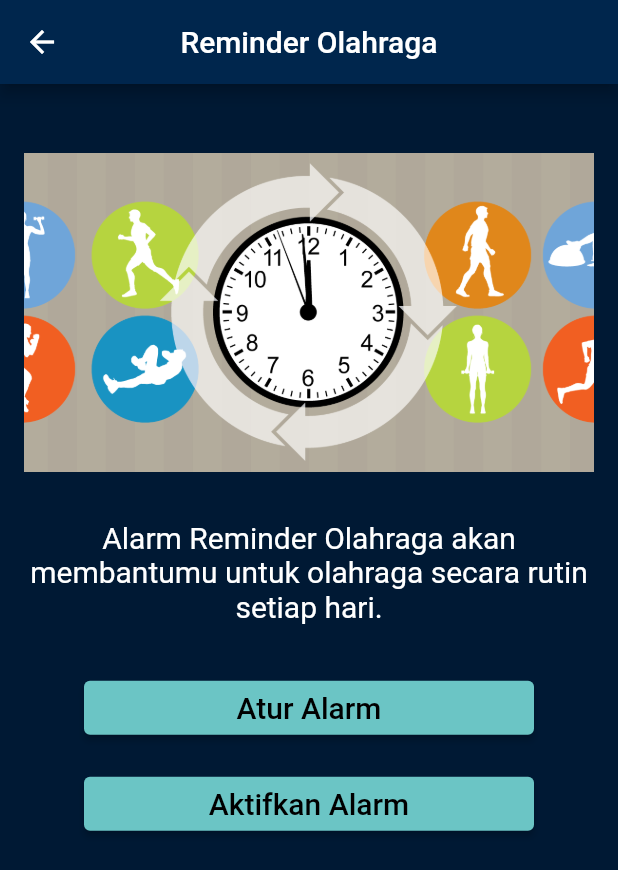
After one commit to c14190036/Proyek-AMBW-FitAtHome, a Flutter app: the screen it shows once a user with an empty profile is signed in, after a tap on the "alarm add" icon, on a phone screen of 412 x 824 dp. The commit adds this screen. Shown: the top 870 px of the screen. Run offline on Flutter 3.47's test engine with Material 2 defaults, Android fonts, the phone set to English and light mode, and no system bars; our stand-ins replace assets_audio_player, cloud_firestore, firebase_auth, firebase_core, flutter_countdown_timer, youtube_player_flutter; missing offline and left inert: flutter_alarm_clock; accounts and stored records are empty; network calls fail.

Commit message:
UPDATE ALARM

```diff
--- /dev/null
+++ b/fitathome/lib/alarm.dart
@@ -0,0 +1,106 @@
+import 'package:flutter/material.dart';
+import 'package:flutter/src/widgets/framework.dart';
+import 'package:flutter/src/foundation/key.dart';
+import 'package:flutter_alarm_clock/flutter_alarm_clock.dart';
+
+void main() {
+  runApp(const alarm());
+}
+
+class alarm extends StatefulWidget {
+  const alarm({Key? key}) : super(key: key);
+
+  @override
+  State<alarm> createState() => _alarmState();
+}
+
+class _alarmState extends State<alarm> {
+  TextEditingController jamController = TextEditingController();
+  TextEditingController menitController = TextEditingController();
+  int jam = 0;
+  int menit = 0;
+  TimeOfDay _time = TimeOfDay.now();
+  late TimeOfDay picked;
+
+  Future<Null> selectTime(BuildContext context) async {
+    picked = (await showTimePicker(
+      context: context,
+      initialTime: _time,
+    ))!;
+    setState(() {
+      _time = picked;
+      String j = _time.hour.toString();
+      String m = _time.minute.toString();
+      jam = int.parse(j);
+      menit = int.parse(m);
+      print(picked);
+    });
+  }
+
+  @override
+  void initState() {
+    super.initState();
+  }
+
+  @override
+  Widget build(BuildContext context) {
+    return Scaffold(
+      appBar: AppBar(
+        backgroundColor: Color(0xff00264d),
+        title: Text("Reminder Olahraga"),
+        centerTitle: true,
+      ),
+      body: Center(
+        child: Column(
+          children: <Widget>[
+            SizedBox(height: 30),
+            Column(
+              mainAxisAlignment: MainAxisAlignment.center,
+              children: [
+                Container(
+                    padding: EdgeInsets.all(16),
+                    child: Image.asset('assets/picforalarm.png')),
+                Container(
+                  padding: EdgeInsets.all(16),
+                  child: Text(
+                    "Alarm Reminder Olahraga akan membantumu untuk olahraga secara rutin setiap hari.",
+                    style: TextStyle(color: Colors.white, fontSize: 20),
+                    textAlign: TextAlign.center,
+                  ),
+                ),
+                Container(
+                  width: 300,
+                  padding: EdgeInsets.only(top: 16),
+                  child: ElevatedButton(
+                    onPressed: () {
+                      selectTime(context);
+                    },
+                    child: Text(
+                      "Atur Alarm",
+                      style: TextStyle(fontSize: 20, color: Colors.black),
+                    ),
+                  ),
+                ),
+                Container(
+                  padding: EdgeInsets.only(top: 16),
+                  width: 300,
+                  child: ElevatedButton(
+                    child: Text(
+                      'Aktifkan Alarm',
+                      style: TextStyle(fontSize: 20, color: Colors.black),
+                    ),
+                    onPressed: () {
+                      FlutterAlarmClock.createAlarm(jam, menit,
+                          title: "Waktunya Olahraga");
+                      Navigator.pop(context);
+                    },
+                  ),
+                ),
+              ],
+            ),
+          ],
+        ),
+      ),
+    );
+  }
+}
--- a/fitathome/lib/pages/HomePage.dart
+++ b/fitathome/lib/pages/HomePage.dart
@@ -1,3 +1,6 @@
+import 'dart:async';
+
+import 'package:fitathome/alarm.dart';
 import 'package:fitathome/pilihor.dart';
 import 'package:flutter/material.dart';
 //import 'package:carousel_slider/carousel_slider.dart';
@@ -17,12 +20,35 @@ class _HomePageState extends State<HomePage> {
         backgroundColor: Color(0xff00264d),
         title: Text("Home"),
         centerTitle: true,
+        actions: <Widget>[
+          Padding(
+            padding: EdgeInsets.only(right: 8.0),
+            child: GestureDetector(
+              onTap: () {
+                Navigator.push(context,
+                        MaterialPageRoute(builder: (context) => alarm()))
+                    .then(onGoBack);
+              },
+              child: IconButton(
+                icon: Icon(
+                  Icons.alarm_add_outlined,
+                  color: Colors.white,
+                ),
+                onPressed: () {
+                  Navigator.push(context,
+                      MaterialPageRoute(builder: (context) => alarm()));
+                },
+              ),
+            ),
+          )
+        ],
       ),
       body: Column(
         crossAxisAlignment: CrossAxisAlignment.stretch,
         children: [
           Container(
-              height: 200, width: 200,
+              height: 200,
+              width: 200,
               padding: EdgeInsets.all(16),
               child: Image.asset('assets/logo_v3.png')),
           Container(
@@ -39,17 +65,26 @@ class _HomePageState extends State<HomePage> {
           Container(
             padding: EdgeInsets.fromLTRB(16, 16, 16, 0),
             child: ElevatedButton(
-              style: ElevatedButton.styleFrom(
-                primary: Color(0xff6bc5c5)
-              ),
+                style: ElevatedButton.styleFrom(primary: Color(0xff6bc5c5)),
                 onPressed: () {
                   Navigator.push(context,
                       MaterialPageRoute(builder: (context) => PilihOlahraga()));
                 },
-                child: Text("START", style: TextStyle(color: Colors.black, fontWeight: FontWeight.bold, fontSize: 16))),
+                child: Text("START",
+                    style: TextStyle(
+                        color: Colors.black,
+                        fontWeight: FontWeight.bold,
+                        fontSize: 16))),
           ),
         ],
       ),
     );
   }
+
+  FutureOr onGoBack(dynamic value) {
+    setState(() {});
+    ScaffoldMessenger.of(context).showSnackBar(SnackBar(
+      content: Text("Alarm telah ditambah"),
+    ));
+  }
 }
--- a/fitathome/pubspec.yaml
+++ b/fitathome/pubspec.yaml
@@ -43,6 +43,7 @@ dependencies:
   flutter_countdown_timer: ^4.1.0
   assets_audio_player: ^3.0.4+3
   intl: ^0.17.0
+  flutter_alarm_clock: ^0.0.2
 
 dev_dependencies:
   flutter_test:
@@ -67,6 +68,7 @@ flutter:
   uses-material-design: true
   assets:
     - assets/logofitathomev2.png
+    - assets/picforalarm.png
     - assets/logo_v3.png
     - assets/pushup.jpg
     - assets/situp.jpg
```
Also changed, not shown: fitathome/assets/picforalarm.png (added), fitathome/pubspec.lock.
